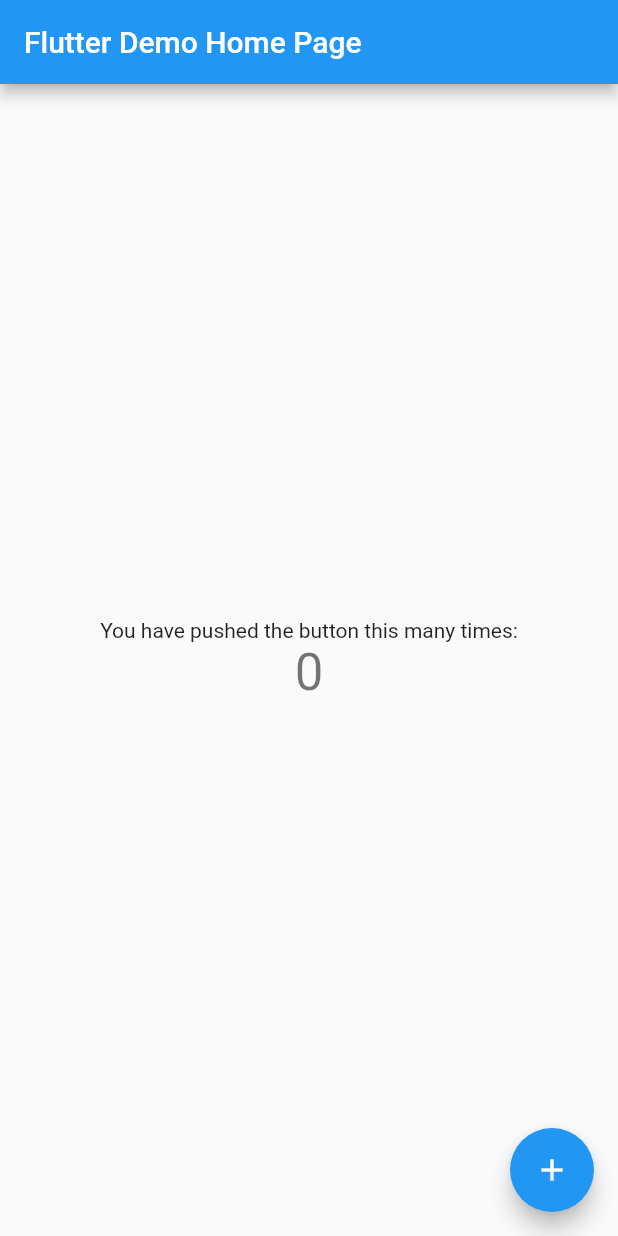
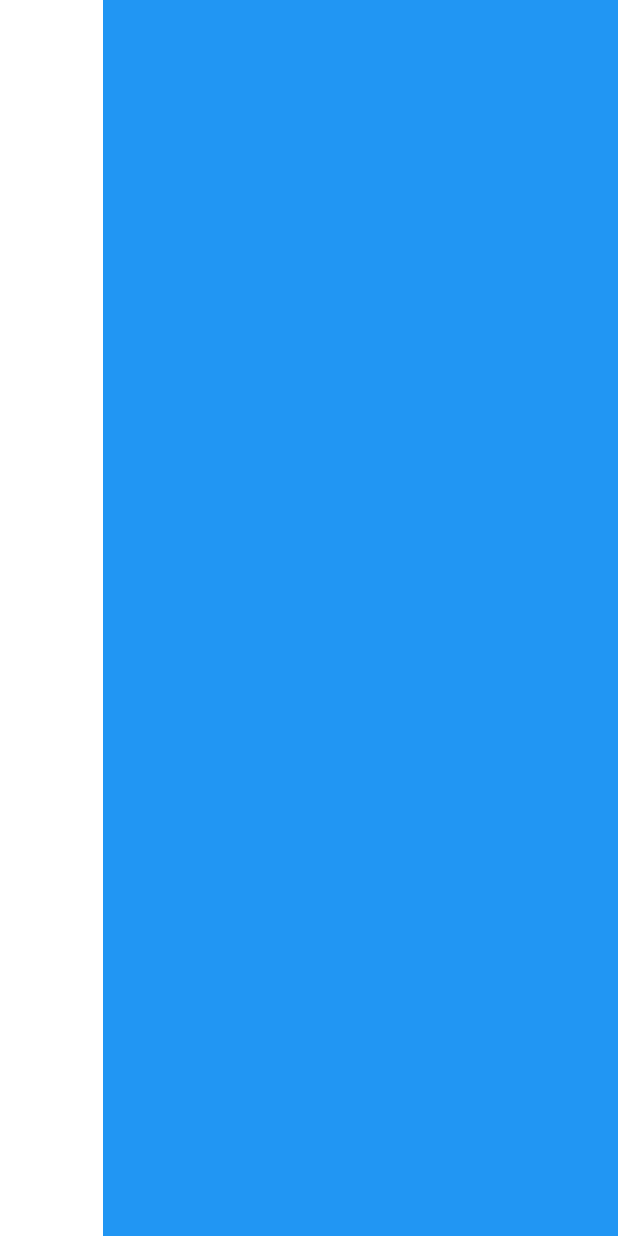
Before and after one commit to baazz20/IvoireMicroFinance, a Flutter app: the screen it shows after launch, on a phone screen of 412 x 824 dp. Run offline on Flutter 3.47's test engine with Material 2 defaults, Android fonts, the phone set to English and light mode, and no system bars; our stand-ins replace google_fonts.

Commit message:
je viens de fini la mise en place des utilitaires

```diff
--- /dev/null
+++ b/lib/ecrans/ecran_accueil.dart
@@ -0,0 +1,28 @@
+import 'package:flutter/material.dart';
+
+class EcranAccueil extends StatelessWidget {
+  const EcranAccueil({Key? key}) : super(key: key);
+
+  @override
+  Widget build(BuildContext context) {
+    return Scaffold(
+      body: SafeArea(
+        child: Row(
+          children: [
+            Expanded(
+              child: Container(
+                color: Colors.white,
+              ),
+            ),
+            Expanded(
+              flex: 5,
+              child: Container(
+                color: Colors.blue,
+              ),
+            )
+          ],
+        ),
+      ),
+    );
+  }
+}
--- a/lib/main.dart
+++ b/lib/main.dart
@@ -1,4 +1,10 @@
 import 'package:flutter/material.dart';
+import 'package:google_fonts/google_fonts.dart';
+import 'package:ivoire_micro_finance/ecrans/ecran_accueil.dart';
+import 'package:ivoire_micro_finance/utils/constants.dart';
+import 'package:provider/provider.dart';
+
+import 'controllers/menu_controller.dart';
 
 void main() {
   runApp(MyApp());
@@ -9,105 +15,22 @@
   @override
   Widget build(BuildContext context) {
     return MaterialApp(
-      title: 'Flutter Demo',
-      theme: ThemeData(
-        // This is the theme of your application.
-        //
-        // Try running your application with "flutter run". You'll see the
-        // application has a blue toolbar. Then, without quitting the app, try
-        // changing the primarySwatch below to Colors.green and then invoke
-        // "hot reload" (press "r" in the console where you ran "flutter run",
-        // or simply save your changes to "hot reload" in a Flutter IDE).
-        // Notice that the counter didn't reset back to zero; the application
-        // is not restarted.
-        primarySwatch: Colors.blue,
+      debugShowCheckedModeBanner: false,
+      title: 'Ivoire Micro Finance',
+      theme: ThemeData.dark().copyWith(
+        scaffoldBackgroundColor: bgColor,
+        textTheme: GoogleFonts.poppinsTextTheme(Theme.of(context).textTheme)
+            .apply(bodyColor: Colors.white),
+        canvasColor: seconderyColor,
       ),
-      home: MyHomePage(title: 'Flutter Demo Home Page'),
+      home: MultiProvider(
+        providers: [
+          ChangeNotifierProvider(
+            create: (context) => MenuController(),
+          ),
+        ],
+        child: EcranAccueil(),
+      ),
     );
   }
 }
-
-class MyHomePage extends StatefulWidget {
-  MyHomePage({Key? key, required this.title}) : super(key: key);
-
-  // This widget is the home page of your application. It is stateful, meaning
-  // that it has a State object (defined below) that contains fields that affect
-  // how it looks.
-
-  // This class is the configuration for the state. It holds the values (in this
-  // case the title) provided by the parent (in this case the App widget) and
-  // used by the build method of the State. Fields in a Widget subclass are
-  // always marked "final".
-
-  final String title;
-
-  @override
-  _MyHomePageState createState() => _MyHomePageState();
-}
-
-class _MyHomePageState extends State<MyHomePage> {
-  int _counter = 0;
-
-  void _incrementCounter() {
-    setState(() {
-      // This call to setState tells the Flutter framework that something has
-      // changed in this State, which causes it to rerun the build method below
-      // so that the display can reflect the updated values. If we changed
-      // _counter without calling setState(), then the build method would not be
-      // called again, and so nothing would appear to happen.
-      _counter++;
-    });
-  }
-
-  @override
-  Widget build(BuildContext context) {
-    // This method is rerun every time setState is called, for instance as done
-    // by the _incrementCounter method above.
-    //
-    // The Flutter framework has been optimized to make rerunning build methods
-    // fast, so that you can just rebuild anything that needs updating rather
-    // than having to individually change instances of widgets.
-    return Scaffold(
-      appBar: AppBar(
-        // Here we take the value from the MyHomePage object that was created by
-        // the App.build method, and use it to set our appbar title.
-        title: Text(widget.title),
-      ),
-      body: Center(
-        // Center is a layout widget. It takes a single child and positions it
-        // in the middle of the parent.
-        child: Column(
-          // Column is also a layout widget. It takes a list of children and
-          // arranges them vertically. By default, it sizes itself to fit its
-          // children horizontally, and tries to be as tall as its parent.
-          //
-          // Invoke "debug painting" (press "p" in the console, choose the
-          // "Toggle Debug Paint" action from the Flutter Inspector in Android
-          // Studio, or the "Toggle Debug Paint" command in Visual Studio Code)
-          // to see the wireframe for each widget.
-          //
-          // Column has various properties to control how it sizes itself and
-          // how it positions its children. Here we use mainAxisAlignment to
-          // center the children vertically; the main axis here is the vertical
-          // axis because Columns are vertical (the cross axis would be
-          // horizontal).
-          mainAxisAlignment: MainAxisAlignment.center,
-          children: <Widget>[
-            Text(
-              'You have pushed the button this many times:',
-            ),
-            Text(
-              '$_counter',
-              style: Theme.of(context).textTheme.headline4,
-            ),
-          ],
-        ),
-      ),
-      floatingActionButton: FloatingActionButton(
-        onPressed: _incrementCounter,
-        tooltip: 'Increment',
-        child: Icon(Icons.add),
-      ), // This trailing comma makes auto-formatting nicer for build methods.
-    );
-  }
-}
```
Also changed, not shown: lib/models/fichiers_recent.dart (added, +43 -0 lines).
